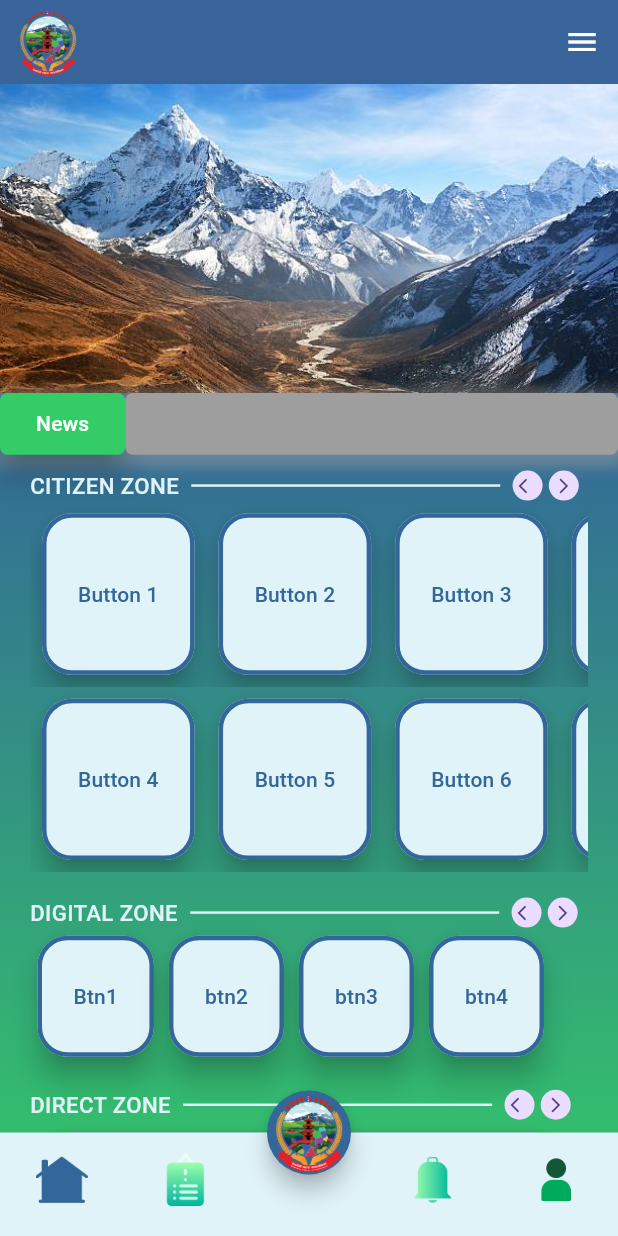
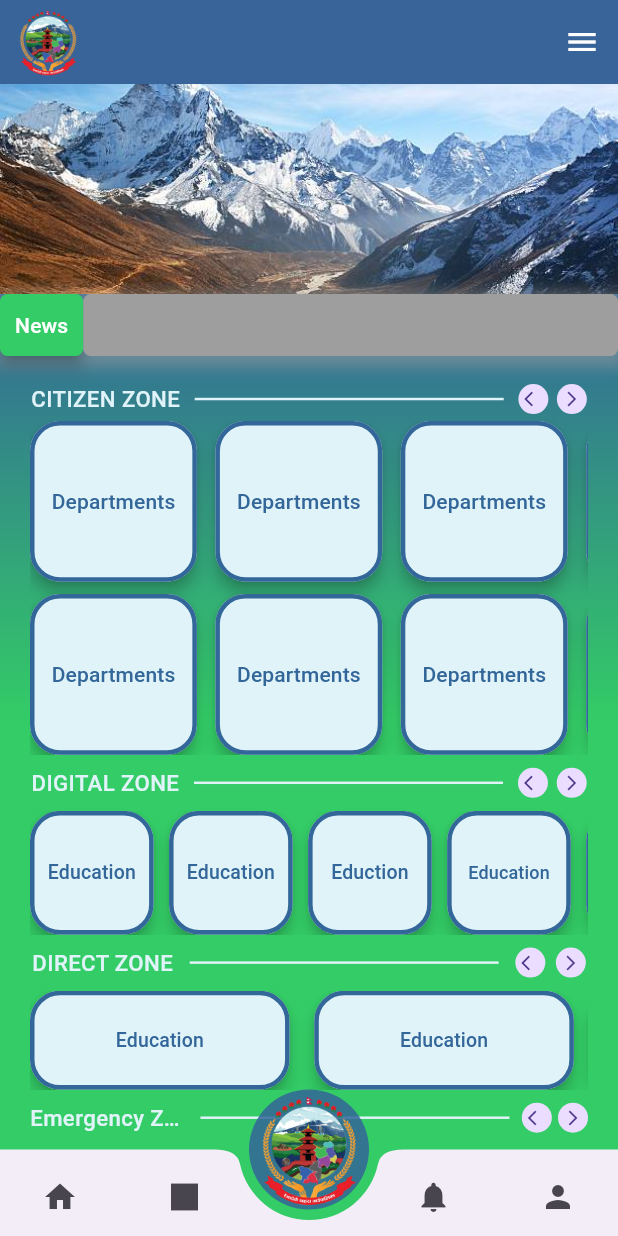
Before and after one commit to redwireadmin/Epalika, a Flutter app: the screen it shows after launch, on a phone screen of 412 x 824 dp. Run offline on Flutter 3.47's test engine with Material 3 defaults, Android fonts, the light colour scheme and no system bars; our stand-ins replace get, pin_code_fields, shared_preferences.

Commit message:
created button without using any list and array method

```diff
--- a/lib/presentation/pages/homepage/home_screen.dart
+++ b/lib/presentation/pages/homepage/home_screen.dart
@@ -2,8 +2,10 @@
 import 'package:e_palika/config/themes/colors.dart';
 import 'package:e_palika/presentation/controllers/user_pref_controller.dart';
 import 'package:e_palika/presentation/pages/homepage/homescreen_widgets/drawer.dart';
+import 'package:e_palika/presentation/pages/homepage/homescreen_widgets/feature_buttons.dart';
 import 'package:e_palika/presentation/pages/homepage/homescreen_widgets/zone_title_row.dart';
 import 'package:e_palika/presentation/widgets/custom_button.dart';
+import 'package:flutter/gestures.dart';
 import 'package:flutter/material.dart';
 import 'package:get/get.dart';
 
@@ -28,7 +30,7 @@ class _HomePageViewState extends State<HomePageView> {
   Widget build(BuildContext context) {
     return SafeArea(
       child: Scaffold(
-        backgroundColor: CustomColors.appWhite,
+        backgroundColor: CustomColors.primaryColor,
         key: _scaffoldKey,
         appBar: AppBar(
           elevation: 4.0,
@@ -60,10 +62,11 @@ class _HomePageViewState extends State<HomePageView> {
         ),
         body: SingleChildScrollView(
           child: Column(
+            mainAxisAlignment: MainAxisAlignment.start,
             children: [
               //top image container
               Container(
-                height: Get.height * 0.25,
+                height: Get.height * 0.17,
                 width: Get.width,
                 child: Image.asset(
                   'assets/images/homepage_topImage.jpg',
@@ -88,7 +91,7 @@ class _HomePageViewState extends State<HomePageView> {
                 decoration: BoxDecoration(
                   gradient: LinearGradient(
                     begin: Alignment.topCenter,
-                    end: Alignment.bottomCenter,
+                    end: Alignment.center,
                     colors: [
                       CustomColors.primaryColor1,
                       CustomColors.primaryColor,
@@ -137,42 +140,38 @@ class _HomePageViewState extends State<HomePageView> {
                       padding: EdgeInsets.only(
                           top: 10, left: 20, right: 20, bottom: 10),
                       child: Column(
+                        mainAxisAlignment: MainAxisAlignment.start,
                         children: [
+                          SizedBox(height: Get.height * 0.01),
+
                           ZoneTitleRow(zoneTitle: 'CITIZEN'),
-                          buildButtonRow(
-                            ['Button 1', 'Button 2', 'Button 3', 'button4'],
-                            Get.height * 0.15,
-                            Get.height * 0.15,
-                            Get.width * 0.15,
-                            8.0,
-                          ),
+                          SizedBox(height: Get.height * 0.005),
 
-                          // Second row of buttons
-                          buildButtonRow(
-                            ['Button 4', 'Button 5', 'Button 6', 'button4'],
-                            Get.height * 0.15,
-                            Get.height * 0.15,
-                            Get.width * 0.15,
-                            8.0,
-                          ),
-                          SizedBox(height: Get.height * 0.02),
+                          CitizenZoneButtons(),
+                          SizedBox(height: Get.height * 0.01),
                           ZoneTitleRow(zoneTitle: 'DIGITAL'),
-                          buildButtonRow(
-                            ['Btn1', 'btn2', 'btn3', 'btn4'],
-                            Get.height * 0.11,
-                            Get.height * 0.11,
-                            Get.width * 0.11,
-                            5.0,
-                          ),
-                          SizedBox(height: Get.height * 0.02),
+                          SizedBox(height: Get.height * 0.01),
+                          DigitalZoneButtons(),
+                          SizedBox(height: Get.height * 0.01),
                           ZoneTitleRow(zoneTitle: 'DIRECT'),
-                          buildButtonRow(
-                            ['Button 1', 'Button 2', 'button4'],
-                            Get.height * 0.10,
-                            Get.height * 0.10,
-                            Get.width * 0.4,
-                            8.0,
-                          ),
+                          SizedBox(height: Get.height * 0.01),
+                          DirectZoneButtons(),
+                          // buildButtonRow(
+                          //   ['Button 1', 'Button 2', 'button4'],
+                          //   Get.height * 0.10,
+                          //   Get.height * 0.10,
+                          //   Get.width * 0.4,
+                          //   8.0,
+                          // ),
+                          SizedBox(height: Get.height * 0.01),
+                          ZoneTitleRow(zoneTitle: 'Emergency'),
+                          // buildButtonRow(
+                          //   ['Button 1', 'Button 2', 'button4'],
+                          //   Get.height * 0.10,
+                          //   Get.height * 0.10,
+                          //   Get.width * 0.4,
+                          //   8.0,
+                          // ),
                         ],
                       ),
                     )
@@ -187,29 +186,143 @@ class _HomePageViewState extends State<HomePageView> {
     );
   }
 
-  Widget buildButtonRow(List<String> buttonLabels, double rowHeight,
-      double btnHeight, double btnWidth, double buttonGap) {
-    return Container(
-      height: rowHeight,
-      child: ListView(
-        scrollDirection: Axis.horizontal,
-        children: buttonLabels.map((label) {
-          return Padding(
-              padding: EdgeInsets.all(buttonGap),
-              child: CustomElevatedButton(
-                child: Text(label),
-                onPressed: () {},
-                height: btnHeight,
-                width: btnWidth,
-                radius: 20,
-                backGroundColor: CustomColors.appWhite,
-                foreGroundColor: CustomColors.primaryColor1,
-                side: BorderSide(
-                  color: CustomColors.primaryColor1,
-                  width: 3.0,
-                ),
-              ));
-        }).toList(),
+  SingleChildScrollView DirectZoneButtons() {
+    return SingleChildScrollView(
+      scrollDirection: Axis.horizontal,
+      child: Row(
+        children: [
+          FeatureButton(
+            child: Text('Education', style: TextStyle(fontSize: 13)),
+            btnHeight: Get.height * 0.08,
+            btnWidth: Get.width * 0.42,
+          ),
+          SizedBox(width: Get.width * 0.04),
+          FeatureButton(
+            child: Text('Education', style: TextStyle(fontSize: 13)),
+            btnHeight: Get.height * 0.08,
+            btnWidth: Get.width * 0.42,
+          ),
+          SizedBox(width: Get.width * 0.025),
+          FeatureButton(
+            child: Text('Eduction', style: TextStyle(fontSize: 13)),
+            btnHeight: Get.height * 0.08,
+            btnWidth: Get.width * 0.42,
+          ),
+        ],
+      ),
+    );
+  }
+
+  SingleChildScrollView DigitalZoneButtons() {
+    return SingleChildScrollView(
+      scrollDirection: Axis.horizontal,
+      child: Row(
+        children: [
+          FeatureButton(
+            child: Text('Education', style: TextStyle(fontSize: 13)),
+            btnHeight: Get.height * 0.1,
+            btnWidth: Get.width * 0.20,
+          ),
+          SizedBox(width: Get.width * 0.025),
+          FeatureButton(
+            child: Text('Education', style: TextStyle(fontSize: 13)),
+            btnHeight: Get.height * 0.1,
+            btnWidth: Get.width * 0.20,
+          ),
+          SizedBox(width: Get.width * 0.025),
+          FeatureButton(
+            child: Text('Eduction', style: TextStyle(fontSize: 13)),
+            btnHeight: Get.height * 0.1,
+            btnWidth: Get.width * 0.20,
+          ),
+          SizedBox(width: Get.width * 0.025),
+          FeatureButton(
+            child: Text('Education', style: TextStyle(fontSize: 12)),
+            btnHeight: Get.height * 0.1,
+            btnWidth: Get.width * 0.20,
+          ),
+          SizedBox(width: Get.width * 0.025),
+          FeatureButton(
+            child: Text('Education', style: TextStyle(fontSize: 12)),
+            btnHeight: Get.height * 0.1,
+            btnWidth: Get.width * 0.20,
+          ),
+        ],
+      ),
+    );
+  }
+
+  SingleChildScrollView CitizenZoneButtons() {
+    return SingleChildScrollView(
+      scrollDirection: Axis.horizontal,
+      child: Column(
+        crossAxisAlignment: CrossAxisAlignment.start,
+        children: [
+          //first row inside Ctizen Zone
+          Row(
+            children: [
+              FeatureButton(
+                child: Text('Departments'),
+                btnHeight: Get.height * 0.13,
+                btnWidth: Get.width * 0.27,
+              ),
+              SizedBox(width: Get.width * 0.03),
+              FeatureButton(
+                child: Text('Departments'),
+                btnHeight: Get.height * 0.13,
+                btnWidth: Get.width * 0.27,
+              ),
+              SizedBox(width: Get.width * 0.03),
+              FeatureButton(
+                child: Text('Departments'),
+                btnHeight: Get.height * 0.13,
+                btnWidth: Get.width * 0.27,
+              ),
+              SizedBox(width: Get.width * 0.03),
+              FeatureButton(
+                child: Text('Departments'),
+                btnHeight: Get.height * 0.13,
+                btnWidth: Get.width * 0.27,
+              ),
+              SizedBox(width: Get.width * 0.03),
+              FeatureButton(
+                child: Text('Departments'),
+                btnHeight: Get.height * 0.13,
+                btnWidth: Get.width * 0.27,
+              ),
+            ],
+          ),
+          SizedBox(height: Get.height * 0.01),
+
+          //second row inside Ctizen Zone
+          Row(
+            children: [
+              FeatureButton(
+                child: Text('Departments'),
+                btnHeight: Get.height * 0.13,
+                btnWidth: Get.width * 0.27,
+              ),
+              SizedBox(width: Get.width * 0.03),
+              FeatureButton(
+                child: Text('Departments'),
+                btnHeight: Get.height * 0.13,
+                btnWidth: Get.width * 0.27,
+              ),
+              SizedBox(width: Get.width * 0.03),
+              FeatureButton(
+                child: Text('Departments'),
+                btnHeight: Get.height * 0.13,
+                btnWidth: Get.width * 0.27,
+              ),
+              SizedBox(width: Get.width * 0.03),
+              FeatureButton(
+                child: Text('Departments'),
+                btnHeight: Get.height * 0.13,
+                btnWidth: Get.width * 0.27,
+              ),
+            ],
+          ),
+        ],
       ),
     );
   }
--- /dev/null
+++ b/lib/presentation/pages/homepage/homescreen_widgets/feature_buttons.dart
@@ -0,0 +1,37 @@
+import 'package:flutter/material.dart';
+
+import 'package:e_palika/config/themes/colors.dart';
+import 'package:e_palika/presentation/widgets/custom_button.dart';
+
+//They are the buttons in Homepage inside different zones
+// ignore: must_be_immutable
+class FeatureButton extends StatelessWidget {
+  Widget child;
+  double btnHeight;
+  double btnWidth;
+  Widget? btnLogo;
+  FeatureButton({
+    Key? key,
+    required this.child,
+    required this.btnHeight,
+    required this.btnWidth,
+  }) : super(key: key);
+
+  @override
+  Widget build(BuildContext context) {
+    return CustomElevatedButton(
+      padding: 0,
+      child: child,
+      onPressed: () {},
+      height: btnHeight,
+      width: btnWidth,
+      radius: 20,
+      backGroundColor: CustomColors.appWhite,
+      foreGroundColor: CustomColors.primaryColor1,
+      side: BorderSide(
+        color: CustomColors.primaryColor1,
+        width: 3.0,
+      ),
+    );
+  }
+}
--- a/lib/presentation/pages/homepage/homescreen_widgets/icons.dart
+++ b/lib/presentation/pages/homepage/homescreen_widgets/icons.dart
@@ -15,7 +15,7 @@ class GradientIcon extends StatelessWidget {
     return Image.asset(
       "assets/images/icons/${assetName}.png",
       color: isSelected ? CustomColors.primaryColor1 : null,
-      height: 35,
+      height: 30,
       // width: 40,
     );
   }
--- a/lib/presentation/pages/homepage/homescreen_widgets/zone_title_row.dart
+++ b/lib/presentation/pages/homepage/homescreen_widgets/zone_title_row.dart
@@ -14,13 +14,17 @@ class ZoneTitleRow extends StatelessWidget {
   @override
   Widget build(BuildContext context) {
     return Row(
+      mainAxisAlignment: MainAxisAlignment.spaceEvenly,
       children: [
-        Text(
-          '$zoneTitle ZONE',
-          style: TextStyle(
-            fontSize: Get.width * 0.036,
-            fontWeight: FontWeight.w500,
-            color: CustomColors.appWhite,
+        Flexible(
+          flex: 1,
+          child: Text(
+            '$zoneTitle ZONE',
+            style: TextStyle(
+                fontSize: Get.width * 0.036,
+                fontWeight: FontWeight.w500,
+                color: CustomColors.appWhite,
+                overflow: TextOverflow.ellipsis),
           ),
         ),
         SizedBox(width: Get.width * 0.02),
--- a/lib/presentation/pages/landing_screen.dart
+++ b/lib/presentation/pages/landing_screen.dart
@@ -1,10 +1,11 @@
 import 'package:e_palika/config/themes/colors.dart';
 import 'package:e_palika/presentation/pages/homepage/home_screen.dart';
-import 'package:e_palika/presentation/pages/homepage/homescreen_widgets/icons.dart';
-import 'package:e_palika/presentation/pages/login_screen.dart';
+// import 'package:e_palika/presentation/pages/homepage/homescreen_widgets/icons.dart';
 import 'package:e_palika/presentation/pages/notice/notice_page.dart';
 import 'package:e_palika/presentation/pages/notification/notification_page.dart';
+import 'package:e_palika/presentation/pages/profile_page/profile_page.dart';
 import 'package:flutter/material.dart';
+import 'package:get/get.dart';
 
 class LandingPageView extends StatefulWidget {
   const LandingPageView({super.key});
@@ -20,76 +21,72 @@ class _LandingPageViewState extends State<LandingPageView> {
     NoticePageView(),
     HomePageView(),
     NotificationPageView(),
-    LoginView()
+    ProfilePageWithoutLogin()
   ];
+  void changePage(index) {
+    setState(() {
+      currentIndex = index;
+    });
+  }
+
   @override
   Widget build(BuildContext context) {
     return SafeArea(
         child: Scaffold(
-      extendBody: true,
+      backgroundColor: CustomColors.primaryColor,
       body: pages[currentIndex],
-      bottomNavigationBar: BottomNavigationBar(
-        type: BottomNavigationBarType.fixed,
-        elevation: 4.0,
-        showSelectedLabels: false,
-        showUnselectedLabels: false,
-        backgroundColor: CustomColors.appWhite,
-        currentIndex: currentIndex,
-        onTap: (index) {
-          setState(() {
-            currentIndex = index;
-          });
+      bottomNavigationBar: BottomAppBar(
+        height: Get.height * 0.07,
+        elevation: 8,
+        // color: CustomColors.primaryColor1.withOpacity(0.5),
+        shape: CircularNotchedRectangle(),
+        notchMargin: 7,
+        child: Row(
+          mainAxisSize: MainAxisSize.max,
+          mainAxisAlignment: MainAxisAlignment.spaceBetween,
+          children: [
+            IconButton(
+              icon: Icon(Icons.home),
+              onPressed: () {
+                changePage(0);
               },
-        selectedItemColor: CustomColors.primaryColor,
-        items: [
-          BottomNavigationBarItem(
-            icon: GradientIcon(
-              assetName: "home",
-              isSelected: 0 == currentIndex,
             ),
-            label: "Home",
+            IconButton(
+              icon: Icon(Icons.square),
+              onPressed: () {
+                changePage(1);
+              },
             ),
-          BottomNavigationBarItem(
-            icon: GradientIcon(
-              assetName: "notice",
-              isSelected: 1 == currentIndex,
+            IconButton(
+              icon: SizedBox.shrink(),
+              onPressed: () {
+                changePage(2);
+              },
             ),
-            label: "Notice",
+            IconButton(
+              icon: Icon(Icons.notifications),
+              onPressed: () {
+                changePage(3);
+              },
             ),
-          BottomNavigationBarItem(
-            icon: SizedBox.shrink(),
-            label: "Notification",
-          ),
-          BottomNavigationBarItem(
-            icon: GradientIcon(
-              assetName: "notification-bell",
-              isSelected: 3 == currentIndex,
-            ),
-            label: "Notification",
-          ),
-          BottomNavigationBarItem(
-            icon: GradientIcon(
-              assetName: "profile",
-              isSelected: 4 == currentIndex,
-            ),
-            label: "Profile",
+            IconButton(
+              icon: Icon(Icons.person),
+              onPressed: () {
+                changePage(4);
+              },
             ),
           ],
         ),
-      floatingActionButton: FloatingActionButton(
-        onPressed: () {},
-        child: CircleAvatar(
-          radius: 27,
-          backgroundColor: CustomColors.primaryColor1,
-          backgroundImage: AssetImage('assets/images/favicon.png'),
+      ),
+      floatingActionButton: CircleAvatar(
+        radius: 40,
+        backgroundColor: CustomColors.primaryColor1.withOpacity(0.85),
+        // backgroundImage: AssetImage('assets/images/favicon.png'),
         child: Image.asset(
           'assets/images/favicon.png',
           fit: BoxFit.fitHeight,
         ),
       ),
-        shape: CircleBorder(),
-        backgroundColor: CustomColors.primaryColor1,
-      ),
       floatingActionButtonLocation: FloatingActionButtonLocation.centerDocked,
     ));
   }
--- /dev/null
+++ b/lib/presentation/pages/profile_page/profile_page.dart
@@ -0,0 +1,58 @@
+import 'package:e_palika/config/routes/routes.dart';
+import 'package:e_palika/config/themes/colors.dart';
+import 'package:e_palika/presentation/widgets/custom_button.dart';
+import 'package:e_palika/presentation/widgets/dialogbox_content.dart';
+import 'package:flutter/material.dart';
+import 'package:get/get.dart';
+
+class ProfilePageWithoutLogin extends StatelessWidget {
+  const ProfilePageWithoutLogin({super.key});
+
+  void showLoginDialogBox() {
+    Get.defaultDialog(
+      title: '',
+      content: DialogBoxContent(
+        btnText: 'Login',
+        middleText: "Please Login first",
+        centerIcon: Icon(Icons.check),
+        onPressed: () {
+          Get.back();
+          Get.toNamed(Routes.login);
+        },
+      ),
+      barrierDismissible: true,
+    );
+  }
+
+  @override
+  Widget build(BuildContext context) {
+    return SafeArea(
+      child: Scaffold(
+        appBar: AppBar(
+          title: Text("Profile"),
+        ),
+        body: Container(
+          decoration: BoxDecoration(
+            gradient: LinearGradient(
+              begin: Alignment.topCenter,
+              end: Alignment.bottomCenter,
+              colors: [
+                CustomColors.primaryColor1,
+                CustomColors.primaryColor,
+              ],
+              // Add more colors if needed
+            ),
+          ),
+          child: Center(
+            child: CustomElevatedButton(
+              child: Text("Login Now"),
+              onPressed: () {
+                showLoginDialogBox();
+              },
+            ),
+          ),
+        ),
+      ),
+    );
+  }
+}
--- a/lib/presentation/pages/signup_screen.dart
+++ b/lib/presentation/pages/signup_screen.dart
@@ -217,7 +217,8 @@ class SignupView extends StatelessWidget {
             recognizer: TapGestureRecognizer()
               ..onTap = () {
                 // Get.until((route) => route.isFirst);
-                Get.offAllNamed(Routes.login);
+                Get.back();
+                Get.offNamed(Routes.login);
               },
           ),
         ],
--- a/lib/presentation/widgets/custom_button.dart
+++ b/lib/presentation/widgets/custom_button.dart
@@ -1,5 +1,6 @@
+import 'package:flutter/material.dart';
+
 import 'package:e_palika/config/themes/colors.dart';
-import 'package:flutter/material.dart';
 
 class CustomElevatedButton extends StatelessWidget {
   final VoidCallback? onPressed;
@@ -10,9 +11,10 @@ class CustomElevatedButton extends StatelessWidget {
   final Widget child;
   final double? radius;
   final BorderSide? side;
+  final double? padding;
 
   const CustomElevatedButton({
-    super.key,
+    Key? key,
     this.onPressed,
     this.backGroundColor = CustomColors.primaryColor,
     this.foreGroundColor = Colors.white,
@@ -21,15 +23,17 @@ class CustomElevatedButton extends StatelessWidget {
     required this.child,
     this.radius = 11,
     this.side,
-  });
+    this.padding,
+  }) : super(key: key);
 
   @override
   Widget build(BuildContext context) {
     return ElevatedButton(
       onPressed: onPressed,
       style: ElevatedButton.styleFrom(
+        padding: EdgeInsets.all(padding ?? 10),
         side: side,
-        elevation: 8.0,
+        elevation: 4.0,
         backgroundColor: backGroundColor,
         foregroundColor: foreGroundColor,
         minimumSize: Size(width, height),
```
Also changed, not shown: lib/presentation/pages/splash_screen.dart (+9 -7 lines). Lines whose indentation alone changed are shown as unchanged.
